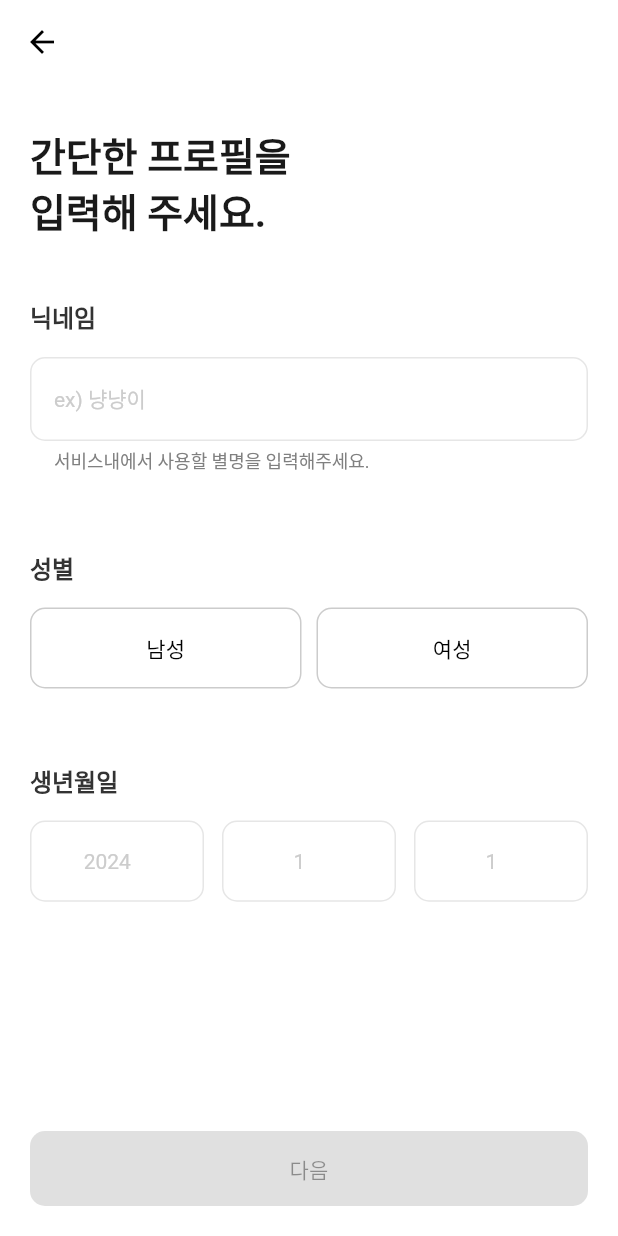
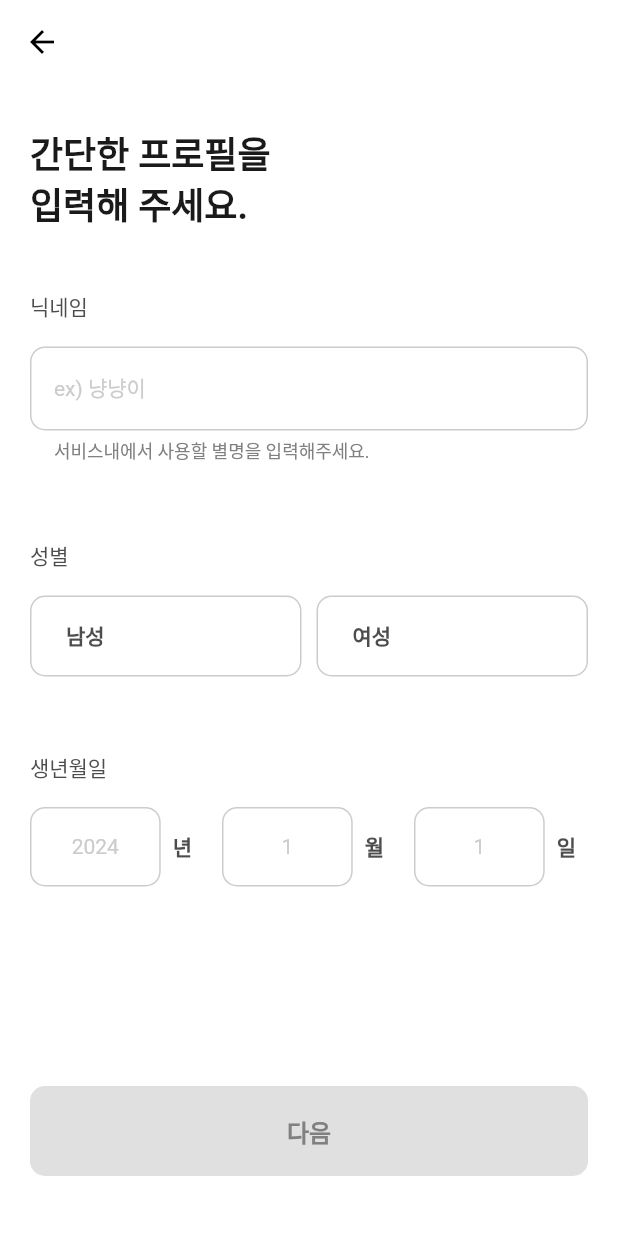
Before and after one commit to LeeHJuu/teamfit, a Flutter app: the AddUserInfoPage screen opened directly, on a phone screen of 412 x 824 dp. Run offline on Flutter 3.47's test engine with Material 3 defaults, Android fonts, the phone set to English and light mode, and no system bars; our stand-ins replace carousel_slider, cloud_firestore, easy_localization, firebase_auth, firebase_core, firebase_crashlytics and 6 more; accounts and stored records are empty.

Commit message:
design: 회원가입 디자인 수정

```diff
--- a/lib/src/presentation/views/signup/add_user_goal_page.dart
+++ b/lib/src/presentation/views/signup/add_user_goal_page.dart
@@ -27,7 +27,9 @@ class _AddUserGoalPageState extends ConsumerState<AddUserGoalPage> {
           SignInStepTitle('signin_page.user_goal.title'.tr()),
           SizedBox(height: 50),
           _userGoalTagsBox(),
-          NextStepBottomButton(
+          Padding(
+            padding: const EdgeInsets.only(bottom: 20),
+            child: NextStepBottomButton(
               title: 'button_text.next'.tr(),
               isPossible: _isPossible,
               moveNext: () {
@@ -36,6 +38,7 @@ class _AddUserGoalPageState extends ConsumerState<AddUserGoalPage> {
                   MaterialPageRoute(builder: (context) => WelcomePage()),
                 );
               },
+            ),
           ),
         ],
       ),
--- a/lib/src/presentation/views/signup/add_user_info_page.dart
+++ b/lib/src/presentation/views/signup/add_user_info_page.dart
@@ -116,7 +116,10 @@ class _AddUserInfoPageState extends ConsumerState<AddUserInfoPage> {
           children: [
             SignInStepTitle('signin_page.user_info.title'.tr()),
             _informationInputBox(),
-            _nextStepButton(context),
+            Padding(
+              padding: const EdgeInsets.only(bottom: 20),
+              child: _nextStepButton(context),
+            ),
           ],
         ),
       ),
@@ -172,26 +175,39 @@ class _AddUserInfoPageState extends ConsumerState<AddUserInfoPage> {
           children: [
             _buildDateInput(
               '2024',
-              'signin_page.user_info.birth.year'.tr(),
               _birthYearController,
               _birthYearFocusNode,
               _birthMonthFocusNode,
             ),
+            Padding(
+              padding: const EdgeInsets.all(8.0),
+              child: Text(
+                'signin_page.user_info.birth.year'.tr(),
+                style: CustomText.Label_Heavy_S,
+              ),
+            ),
             SizedBox(width: 12),
             _buildDateInput(
               '1',
-              'signin_page.user_info.birth.month'.tr(),
               _birthMonthController,
               _birthMonthFocusNode,
               _birthDayFocusNode,
             ),
+            Padding(
+              padding: const EdgeInsets.all(8.0),
+              child: Text(
+                'signin_page.user_info.birth.month'.tr(),
+                style: CustomText.Label_Heavy_S,
+              ),
+            ),
             SizedBox(width: 12),
-            _buildDateInput(
-              '1',
-              'signin_page.user_info.birth.date'.tr(),
-              _birthDayController,
-              _birthDayFocusNode,
-              null,
+            _buildDateInput('1', _birthDayController, _birthDayFocusNode, null),
+            Padding(
+              padding: const EdgeInsets.all(8.0),
+              child: Text(
+                'signin_page.user_info.birth.date'.tr(),
+                style: CustomText.Label_Heavy_S,
+              ),
             ),
           ],
         ),
@@ -205,7 +221,6 @@ class _AddUserInfoPageState extends ConsumerState<AddUserInfoPage> {
 
   Widget _buildDateInput(
     String hint,
-    String unit,
     TextEditingController controller,
     FocusNode focusNode,
     FocusNode? nextFocusNode,
@@ -229,15 +244,15 @@ class _AddUserInfoPageState extends ConsumerState<AddUserInfoPage> {
             style: CustomText.Body_Light_M.copyWith(color: CustomColor.gray_80),
             textAlign: TextAlign.center,
           ),
-          suffix: Text(
-            unit,
-            style: CustomText.Label_Heavy_S.copyWith(
-              color: CustomColor.gray_30,
-            ),
-          ),
+
           border: OutlineInputBorder(borderRadius: BorderRadius.circular(10)),
           enabledBorder: OutlineInputBorder(
-            borderSide: BorderSide(color: CustomColor.gray_90),
+            borderSide: BorderSide(
+              color:
+                  controller.text.isEmpty
+                      ? CustomColor.gray_80
+                      : CustomColor.gray_10,
+            ),
             borderRadius: BorderRadius.circular(10),
           ),
           focusedBorder: OutlineInputBorder(
--- a/lib/src/presentation/views/signup/add_user_role_page.dart
+++ b/lib/src/presentation/views/signup/add_user_role_page.dart
@@ -26,7 +26,9 @@ class _AddUserRolePageState extends ConsumerState<AddUserRolePage> {
         children: [
           SignInStepTitle('signin_page.user_role.title'.tr()),
           _userRoleTagsBox(userRoles),
-          NextStepBottomButton(
+          Padding(
+            padding: const EdgeInsets.only(bottom: 20),
+            child: NextStepBottomButton(
               title: 'button_text.next'.tr(),
               isPossible: _isPossible,
               moveNext: () {
@@ -35,6 +37,7 @@ class _AddUserRolePageState extends ConsumerState<AddUserRolePage> {
                   MaterialPageRoute(builder: (context) => AddUserStackPage()),
                 );
               },
+            ),
           ),
         ],
       ),
--- a/lib/src/presentation/views/signup/add_user_stack_page.dart
+++ b/lib/src/presentation/views/signup/add_user_stack_page.dart
@@ -32,7 +32,9 @@ class _AddUserStackPageState extends ConsumerState<AddUserStackPage> {
         children: [
           SignInStepTitle('signin_page.user_stack.title'.tr()),
           _infomationInputBox(),
-          NextStepBottomButton(
+          Padding(
+            padding: const EdgeInsets.only(bottom: 20),
+            child: NextStepBottomButton(
               title: 'button_text.next'.tr(),
               isPossible: _isPossible,
               moveNext: () {
@@ -43,6 +45,7 @@ class _AddUserStackPageState extends ConsumerState<AddUserStackPage> {
                   MaterialPageRoute(builder: (context) => AddUserGoalPage()),
                 );
               },
+            ),
           ),
         ],
       ),
--- a/lib/src/presentation/views/signup/widgets/sign_in_step_title.dart
+++ b/lib/src/presentation/views/signup/widgets/sign_in_step_title.dart
@@ -10,7 +10,7 @@ class SignInStepTitle extends StatelessWidget {
     return Container(
       padding: EdgeInsets.symmetric(horizontal: 20, vertical: 30),
       width: double.infinity,
-      child: Text(title, style: CustomText.Headline_M),
+      child: Text(title, style: CustomText.Headline_S),
     );
   }
 }
--- a/lib/src/presentation/widgets/custom_select_button.dart
+++ b/lib/src/presentation/widgets/custom_select_button.dart
@@ -1,5 +1,6 @@
 import 'package:flutter/material.dart';
 import 'package:teamfit/src/config/theme/custom_color.dart';
+import 'package:teamfit/src/config/theme/custom_text.dart';
 
 class CustomSelectButton extends StatefulWidget {
   String title;
@@ -40,9 +41,11 @@ class _CustomSelectButtonState extends State<CustomSelectButton> {
             borderRadius: BorderRadiusGeometry.circular(10),
           ),
         ),
-        child: Text(
-          widget.title,
-          textAlign: widget.textAlign == 0 ? TextAlign.start : TextAlign.center,
+        child: Row(
+          children: [
+            Text(widget.title, style: CustomText.Label_Heavy_S),
+            widget.textAlign == 0 ? Spacer() : SizedBox(),
+          ],
         ),
       ),
     );
--- a/lib/src/presentation/widgets/custom_text_field.dart
+++ b/lib/src/presentation/widgets/custom_text_field.dart
@@ -28,7 +28,6 @@ class CustomTextField extends StatelessWidget {
       maxLength: maxLength, // 글자 수 제한
       minLines: minLine,
       maxLines: minLine ?? 1,
-      // keyboardType: TextInputType.multiline,
       textInputAction: TextInputAction.done,
       decoration: InputDecoration(
         hint: Text(
@@ -40,11 +39,21 @@ class CustomTextField extends StatelessWidget {
           style: CustomText.Body_Light_XS.copyWith(color: CustomColor.gray_50),
         ),
         enabledBorder: OutlineInputBorder(
-          borderSide: BorderSide(color: CustomColor.gray_90),
+          borderSide: BorderSide(
+            color:
+                textController.text.isEmpty
+                    ? CustomColor.gray_80
+                    : CustomColor.gray_10,
+          ),
           borderRadius: BorderRadius.circular(10),
         ),
         focusedBorder: OutlineInputBorder(
-          borderSide: BorderSide(color: CustomColor.primary_60),
+          borderSide: BorderSide(
+            color:
+                textController.text.isEmpty
+                    ? CustomColor.gray_80
+                    : CustomColor.primary_60,
+          ),
           borderRadius: BorderRadius.circular(10),
         ),
       ),
--- a/lib/src/presentation/widgets/input_box_item.dart
+++ b/lib/src/presentation/widgets/input_box_item.dart
@@ -14,7 +14,7 @@ class InputBoxItem extends StatelessWidget {
       child: Column(
         crossAxisAlignment: CrossAxisAlignment.start,
         children: [
-          Text(title, style: CustomText.Subtitle_M),
+          Text(title, style: CustomText.Label_Light_S),
           SizedBox(height: 16),
           body,
         ],
--- a/lib/src/presentation/widgets/next_step_bottom_button.dart
+++ b/lib/src/presentation/widgets/next_step_bottom_button.dart
@@ -1,5 +1,6 @@
 import 'package:flutter/material.dart';
 import 'package:teamfit/src/config/theme/custom_color.dart';
+import 'package:teamfit/src/config/theme/custom_text.dart';
 
 class NextStepBottomButton extends StatelessWidget {
   String title;
@@ -17,17 +18,23 @@ class NextStepBottomButton extends StatelessWidget {
     return Padding(
       padding: EdgeInsets.all(20),
       child: SizedBox(
-        height: 50,
+        height: 60,
         width: double.infinity,
         child: FilledButton(
           onPressed: isPossible ? moveNext : null, // 비활성화 상태에서는 null을 설정
           style: FilledButton.styleFrom(
-            backgroundColor: isPossible ? CustomColor.primary_60 : Colors.grey,
+            backgroundColor:
+                isPossible ? CustomColor.primary_60 : CustomColor.gray_90,
             shape: RoundedRectangleBorder(
               borderRadius: BorderRadiusGeometry.circular(10),
             ),
           ),
-          child: Text(title),
+          child: Text(
+            title,
+            style: CustomText.Subtitle_M.copyWith(
+              color: isPossible ? Colors.white : CustomColor.gray_50,
+            ),
+          ),
         ),
       ),
     );
--- a/pubspec.yaml
+++ b/pubspec.yaml
@@ -49,6 +49,7 @@ dependencies:
   carousel_slider: ^5.1.1
   easy_localization: ^3.0.7+1
   fl_chart: ^1.0.0
+  flutter_svg: ^2.2.0
 
 dev_dependencies:
   flutter_test:
@@ -75,6 +76,7 @@ flutter:
   assets:
     - .env
     - assets/translations/
+    - assets/images/
 
   # An image asset can refer to one or more resolution-specific "variants", see
   # https://flutter.dev/to/resolution-aware-images
```
Also changed, not shown: lib/src/presentation/views/login/login_page.dart (+15 -3 lines), lib/src/presentation/views/signup/service_agreement_page.dart (+9 -2 lines), pubspec.lock, 1 other file. Lines whose indentation alone changed are shown as unchanged.
